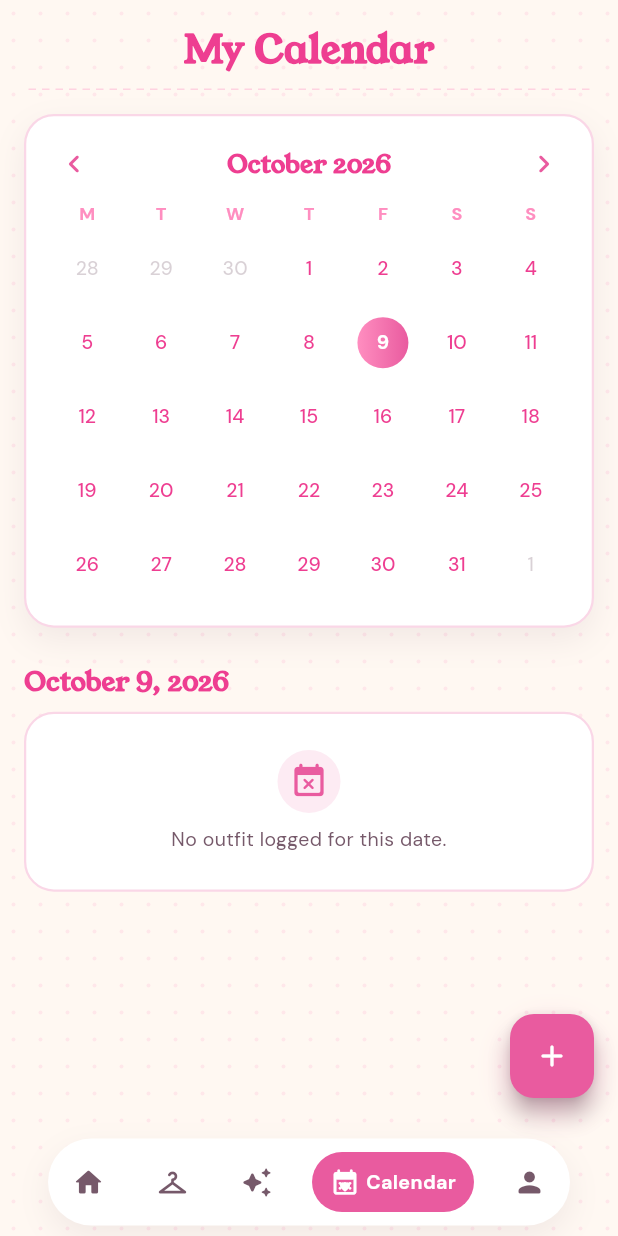
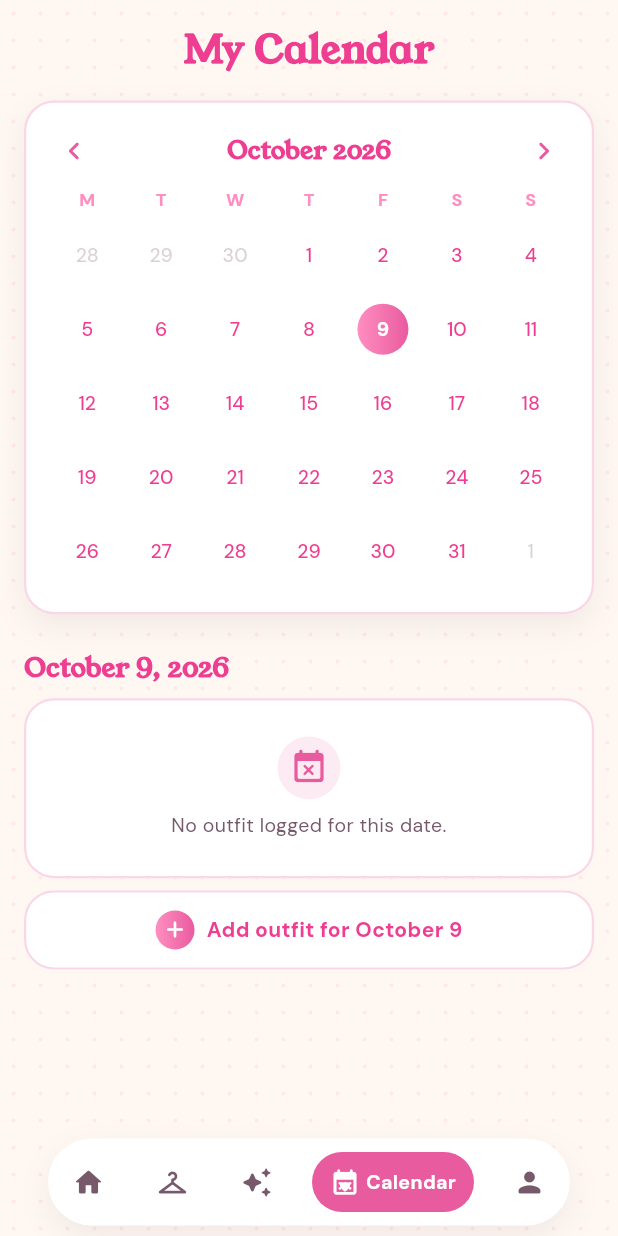
Before and after one commit to sofiademesa/love-my-closet, a Flutter app: the screen it shows once a user with an empty profile is signed in, item 4 of the bottom bar chosen, on a phone screen of 412 x 824 dp. Run offline on Flutter 3.47's test engine with Material 3 defaults, Android fonts, the phone set to English and light mode, and no system bars; our stand-ins replace device_preview, image_picker, supabase_flutter; missing offline and left inert: dart:js_interop, dart:ui_web; accounts and stored records are empty.

Commit message:
replace calendar + button with date add bar

```diff
--- a/lib/screens/calendar/calendar_screen.dart
+++ b/lib/screens/calendar/calendar_screen.dart
@@ -108,22 +108,6 @@ class _CalendarScreenState extends State<CalendarScreen> {
     setState(() => _selectedDate = date);
   }
 
-  Future<void> _openLogOutfit() async {
-    // The "+" action always goes straight to the Outfit Builder to build
-    // (or pick and re-save) a look.
-    await Navigator.of(context).push(
-      AppPageRoute(
-        builder: (_) => OutfitBuilderScreen(userName: widget.userName),
-      ),
-    );
-    // OutfitStore's own listener already triggers a rebuild once an entry
-    // is saved, but this covers the (rare) case the screen closes without a
-    // notifyListeners in between.
-    if (mounted) setState(() {});
-  }
-
-  /// Tapping an empty day opens Log Outfit, to record that a saved look
-  /// was worn on that date with a diary note.
   Future<void> _openLogForSelectedDate() async {
     await Navigator.of(context).push(
       AppPageRoute(builder: (_) => LogOutfitScreen(date: _selectedDate)),
@@ -203,8 +187,6 @@ class _CalendarScreenState extends State<CalendarScreen> {
                       style: textTheme.headlineSmall!.copyWith(fontSize: 26),
                     ),
                   ),
-                  const SizedBox(height: Spacing.sm),
-                  _DottedDivider(),
                   const SizedBox(height: Spacing.md),
                   Container(
                     width: double.infinity,
@@ -314,12 +296,10 @@ class _CalendarScreenState extends State<CalendarScreen> {
                           style: textTheme.headlineSmall!.copyWith(fontSize: 18),
                         ),
                         const SizedBox(height: Spacing.sm),
-                        if (selectedOutfits.isEmpty)
-                          GestureDetector(
-                            onTap: _openLogForSelectedDate,
-                            child: const _NoOutfitCard(),
-                          )
-                        else
+                        if (selectedOutfits.isEmpty) ...[
+                          const _NoOutfitCard(),
+                          const SizedBox(height: Spacing.sm),
+                        ] else
                           for (final outfit in selectedOutfits) ...[
                             PressableScale(
                               scale: 0.98,
@@ -330,29 +310,17 @@ class _CalendarScreenState extends State<CalendarScreen> {
                             ),
                             const SizedBox(height: Spacing.sm),
                           ],
+                        PressableScale(
+                          scale: 0.98,
+                          child: _AddOutfitBar(
+                            date: _selectedDate,
+                            onTap: _openLogForSelectedDate,
+                          ),
+                        ),
                       ],
                     ),
                   ),
                 ],
-              ),
-              // Floating "log outfit" action, sitting above the nav bar.
-              Positioned(
-                right: Spacing.md,
-                bottom: 92,
-                child: PressableScale(
-                  child: DecoratedBox(
-                    decoration: BoxDecoration(
-                      shape: BoxShape.circle,
-                      boxShadow: AppShadows.glow(AppColors.buttonPink),
-                    ),
-                    child: FloatingActionButton(
-                      onPressed: _openLogOutfit,
-                      backgroundColor: AppColors.buttonPink,
-                      foregroundColor: AppColors.white,
-                      child: const Icon(Icons.add_rounded),
-                    ),
-                  ),
-                ),
               ),
               Positioned(
                 left: Spacing.md,
@@ -363,36 +331,6 @@ class _CalendarScreenState extends State<CalendarScreen> {
             ],
           ),
         ),
-      ),
-    );
-  }
-}
-
-class _DottedDivider extends StatelessWidget {
-  @override
-  Widget build(BuildContext context) {
-    return SizedBox(
-      height: 1,
-      child: LayoutBuilder(
-        builder: (context, constraints) {
-          const dashWidth = 5.0;
-          const gap = 4.0;
-          final count = (constraints.maxWidth / (dashWidth + gap)).floor();
-          return Row(
-            mainAxisAlignment: MainAxisAlignment.center,
-            children: [
-              for (var i = 0; i < count; i++)
-                Padding(
-                  padding: const EdgeInsets.symmetric(horizontal: gap / 2),
-                  child: Container(
-                    width: dashWidth,
-                    height: 1.5,
-                    color: AppColors.softPink.withValues(alpha: 0.35),
-                  ),
-                ),
-            ],
-          );
-        },
       ),
     );
   }
@@ -492,6 +430,70 @@ class _DayCell extends StatelessWidget {
                     : const SizedBox.shrink(key: ValueKey('nodot')),
               ),
             ],
+          ),
+        ),
+      ),
+    );
+  }
+}
+
+
+class _AddOutfitBar extends StatelessWidget {
+  const _AddOutfitBar({required this.date, required this.onTap});
+
+  final DateTime date;
+  final VoidCallback onTap;
+
+  @override
+  Widget build(BuildContext context) {
+    final radius = BorderRadius.circular(AppRadius.card);
+    final label = 'Add outfit for ${_kMonthNames[date.month - 1]} ${date.day}';
+    return Semantics(
+      button: true,
+      label: label,
+      excludeSemantics: true,
+      child: Material(
+        color: AppColors.white,
+        borderRadius: radius,
+        child: InkWell(
+          onTap: onTap,
+          borderRadius: radius,
+          child: Ink(
+            decoration: BoxDecoration(
+              borderRadius: radius,
+              border: Border.all(color: AppColors.blush, width: 1.5),
+            ),
+            child: Padding(
+              padding: const EdgeInsets.symmetric(horizontal: Spacing.md, vertical: Spacing.sm + 4),
+              child: Row(
+                mainAxisAlignment: MainAxisAlignment.center,
+                children: [
+                  Container(
+                    width: 26,
+                    height: 26,
+                    decoration: BoxDecoration(
+                      shape: BoxShape.circle,
+                      gradient: LinearGradient(colors: [AppColors.softPink, AppColors.buttonPink]),
+                    ),
+                    child: Icon(Icons.add_rounded, size: 18, color: AppColors.white),
+                  ),
+                  const SizedBox(width: Spacing.sm),
+                  Flexible(
+                    child: Text(
+                      label,
+                      maxLines: 1,
+                      overflow: TextOverflow.ellipsis,
+                      style: TextStyle(
+                        fontFamily: 'DMSans',
+                        fontSize: 14,
+                        fontWeight: FontWeight.w700,
+                        color: AppColors.hotPink,
+                      ),
+                    ),
+                  ),
+                ],
+              ),
+            ),
           ),
         ),
       ),
--- a/lib/screens/calendar/log_outfit_screen.dart
+++ b/lib/screens/calendar/log_outfit_screen.dart
@@ -1,5 +1,6 @@
 import 'package:flutter/material.dart';
 
+import '../../animations/app_motion.dart';
 import '../../data/outfit_store.dart';
 import '../../models/outfit.dart';
 import '../../services/backend_errors.dart';
@@ -9,6 +10,8 @@ import '../../widgets/app_text_field.dart';
 import '../../widgets/back_circle_button.dart';
 import '../../widgets/dot_pattern.dart';
 import '../../widgets/primary_button.dart';
+import '../../widgets/secondary_button.dart';
+import '../outfit_builder/outfit_builder_screen.dart';
 
 const _kMonthNames = [
   'January', 'February', 'March', 'April', 'May', 'June',
@@ -22,7 +25,6 @@ String _formatLongDate(DateTime date) =>
 /// with a diary note. The "Outfit Worn" dropdown lists the user's saved
 /// looks from [OutfitStore]; saving adds a `calendar_entries` row in
 /// Supabase, which is what makes it show up on the Calendar for [date].
-/// Reached by tapping an empty day on the Calendar.
 class LogOutfitScreen extends StatefulWidget {
   const LogOutfitScreen({super.key, required this.date});
 
@@ -51,6 +53,12 @@ class _LogOutfitScreenState extends State<LogOutfitScreen> {
       byName.putIfAbsent(outfit.name, () => outfit);
     }
     return byName.values.toList();
+  }
+
+  void _buildNewLook() {
+    Navigator.of(context).pushReplacement(
+      AppPageRoute(builder: (_) => OutfitBuilderScreen(initialDate: widget.date)),
+    );
   }
 
   Future<void> _save() async {
@@ -137,10 +145,12 @@ class _LogOutfitScreenState extends State<LogOutfitScreen> {
                     const SizedBox(height: Spacing.lg),
                     if (options.isEmpty) ...[
                       Text(
-                        'No saved outfits yet. Build and save one in Outfit Builder '
-                        'first, then log it here.',
+                        'No saved outfits yet. Build one now and it will be saved '
+                        'on this date.',
                         style: textTheme.bodyMedium!.copyWith(fontSize: 13),
                       ),
+                      const SizedBox(height: Spacing.lg),
+                      PrimaryButton(label: 'Build a New Look', onPressed: _buildNewLook),
                     ] else ...[
                       AppDropdown(
                         label: 'Outfit Worn',
@@ -161,6 +171,20 @@ class _LogOutfitScreenState extends State<LogOutfitScreen> {
                         label: _saving ? 'Saving…' : 'Save Entry',
                         onPressed: (_selectedOutfitName == null || _saving) ? null : _save,
                       ),
+                      const SizedBox(height: Spacing.md),
+                      Center(
+                        child: Text(
+                          'or',
+                          style: textTheme.labelSmall!.copyWith(
+                            color: AppColors.mutedBrown.withValues(alpha: 0.6),
+                          ),
+                        ),
+                      ),
+                      const SizedBox(height: Spacing.md),
+                      SecondaryButton(
+                        label: 'Build a New Look',
+                        onPressed: _saving ? null : _buildNewLook,
+                      ),
                     ],
                   ],
                 ),
--- a/lib/screens/outfit_builder/outfit_builder_screen.dart
+++ b/lib/screens/outfit_builder/outfit_builder_screen.dart
@@ -40,6 +40,7 @@ class OutfitBuilderScreen extends StatefulWidget {
     this.userName = 'Sofia',
     this.editOutfitId,
     this.startWithItemId,
+    this.initialDate,
   });
 
   final String userName;
@@ -54,6 +55,8 @@ class OutfitBuilderScreen extends StatefulWidget {
   /// to tweak. Saving updates that same outfit in Supabase instead of
   /// creating a duplicate.
   final String? editOutfitId;
+
+  final DateTime? initialDate;
 
   @override
   State<OutfitBuilderScreen> createState() => _OutfitBuilderScreenState();
@@ -365,7 +368,7 @@ class _OutfitBuilderScreenState extends State<OutfitBuilderScreen> {
     final result = await showSaveLookSheet(
       context,
       initialName: editing?.name ?? '',
-      initialDate: editing?.date,
+      initialDate: editing?.date ?? widget.initialDate,
     );
     if (result == null || !mounted) return;
     final pieces = _boardPieces
```
